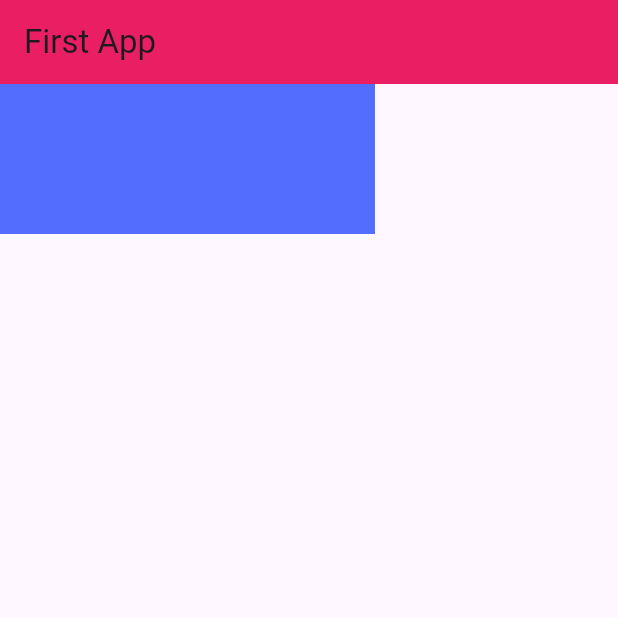
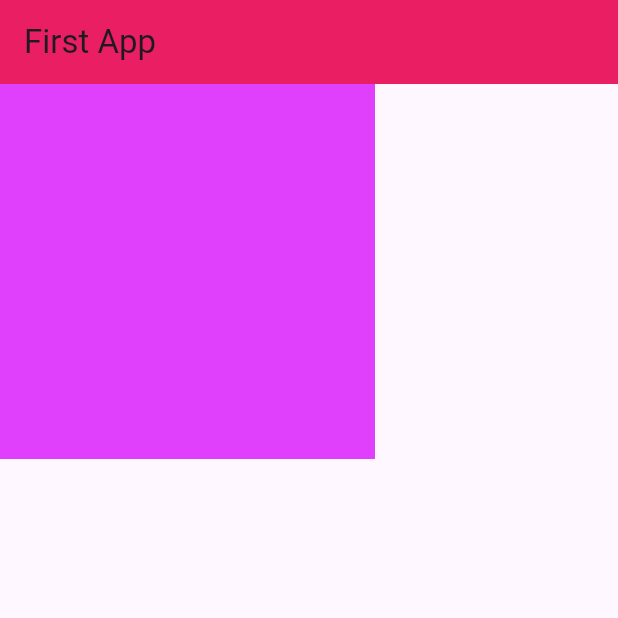
Before and after one commit to PrathibhaSithu/Flutter-Learn, a Flutter app: the screen it shows after launch, on a phone screen of 412 x 824 dp, the top half of it. Run offline on Flutter 3.47's test engine with Material 3 defaults, Android fonts, the phone set to English and light mode, and no system bars.

Commit message:
Update main.dart

```diff
--- a/newfproj/lib/main.dart
+++ b/newfproj/lib/main.dart
@@ -18,9 +18,9 @@ class MyApp extends StatelessWidget {
           backgroundColor: Colors.pink,
         ),
         body: Container(
-          height: 100,
+          height: 250,
           width: 250,
-          color: Colors.indigoAccent,
+          color: Colors.purpleAccent,
         ),
       ),
     );
```
